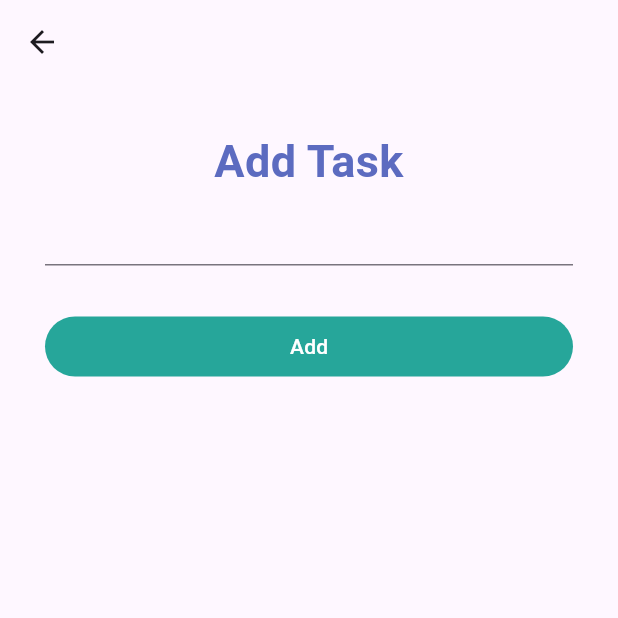
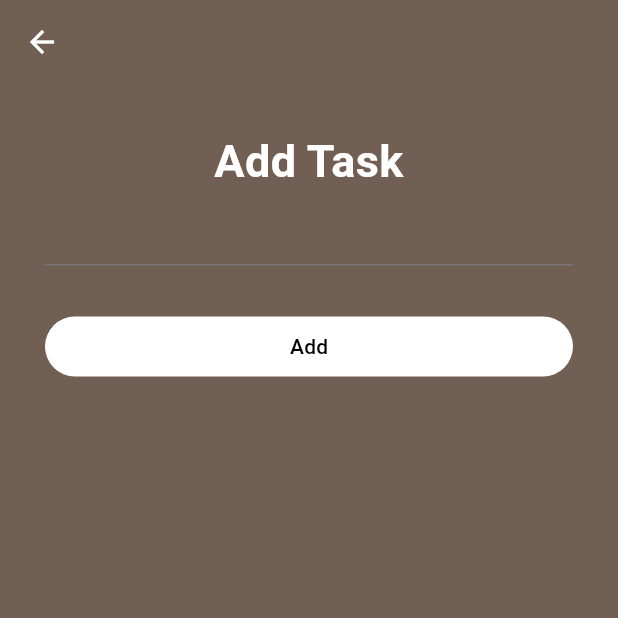
Before and after one commit to SalahFathy25/project, a Flutter app: the AddTaskScreen screen opened directly, on a phone screen of 412 x 824 dp, the top half of it. Run offline on Flutter 3.47's test engine with Material 3 defaults, Android fonts, the phone set to English and light mode, and no system bars; our stand-ins replace hive, hive_flutter; accounts and stored records are empty.

Commit message:
first commit

```diff
--- a/lib/main.dart
+++ b/lib/main.dart
@@ -10,7 +10,7 @@ void main() async {
   await Hive.initFlutter();
   Hive.registerAdapter(TaskAdapter());
   await Hive.openBox<Task>('tasks');
-  runApp(const MyApp());
+  runApp( const MyApp());
 }
 
 class MyApp extends StatelessWidget {
--- a/lib/screens/add_task_screen.dart
+++ b/lib/screens/add_task_screen.dart
@@ -12,23 +12,31 @@ class AddTaskScreen extends StatelessWidget {
   Widget build(BuildContext context) {
     String? newTaskTitle;
     return Scaffold(
+      backgroundColor: const Color.fromARGB(255, 112, 95, 82),
       appBar: AppBar(
-
+        backgroundColor: const Color.fromARGB(255, 112, 95, 82),
+        foregroundColor: Colors.white,
       ),
       body: Container(
         padding: const EdgeInsets.all(30),
         child: Column(
           crossAxisAlignment: CrossAxisAlignment.stretch,
           children: [
-            Text('Add Task',
-                textAlign: TextAlign.center,
-                style: TextStyle(
-                  fontSize: 30,
-                  color: Colors.indigo[400],
-                  fontWeight: FontWeight.bold,
-                )),
-            TextField(
+            const Text(
+              'Add Task',
               textAlign: TextAlign.center,
+              style: TextStyle(
+                fontSize: 30,
+                color: Colors.white,
+                fontWeight: FontWeight.bold,
+              ),
+            ),
+            TextFormField(
+              textAlign: TextAlign.center,
+              cursorColor: Colors.white,
+              style: const TextStyle(
+                color: Colors.white,
+              ),
               onChanged: (newText) {
                 newTaskTitle = newText;
               },
@@ -44,14 +52,13 @@ class AddTaskScreen extends StatelessWidget {
                   );
                   return;
                 }
-
                 Provider.of<TaskData>(context, listen: false)
                     .addTask(newTaskTitle!);
                 Navigator.pop(context);
               },
               style: TextButton.styleFrom(
-                foregroundColor: Colors.white,
-                backgroundColor: Colors.teal[400],
+                foregroundColor: Colors.black,
+                backgroundColor: Colors.white,
               ),
               child: const Text('Add'),
             ),
--- a/lib/widgets/task_tile.dart
+++ b/lib/widgets/task_tile.dart
@@ -23,7 +23,7 @@ class TaskTile extends StatelessWidget {
         taskTitle,
         style: TextStyle(
           decorationColor: Colors.black,
-          color: Colors.teal[400],
+          color: Colors.grey,
           fontSize: 20,
           fontWeight: FontWeight.bold,
           decoration: isChecked ? TextDecoration.lineThrough : null,
```
Also changed, not shown: lib/screens/tasks_screen.dart (+8 -7 lines).
